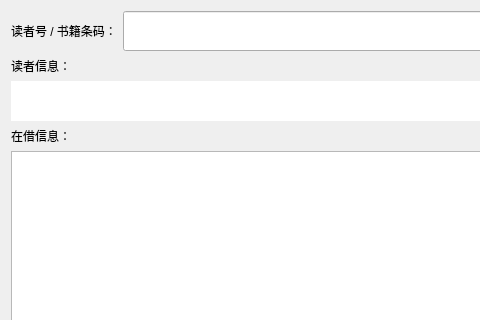
zhiweij1/LibrarySystem, file src/ReturnBookForm.ui: the form before one commit; both pictures show x 0 to 480 and y 0 to 320 of the 1070 by 820 pixel window.
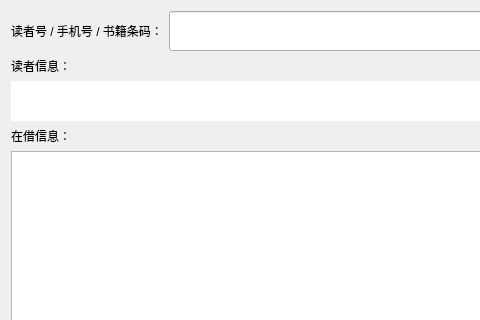
The form after the commit.

What changed in the file:
```diff
--- a/src/ReturnBookForm.ui
+++ b/src/ReturnBookForm.ui
@@ -25,7 +25,7 @@
         </size>
        </property>
        <property name="text">
-        <string>读者号 / 书籍条码：</string>
+        <string>读者号 / 手机号 / 书籍条码：</string>
        </property>
       </widget>
      </item>
```
